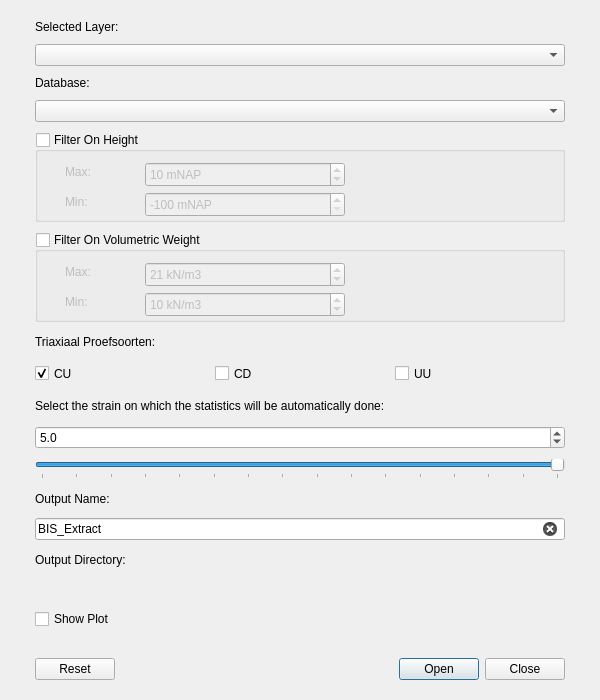
Old version of the form db_connect_dialog_base.ui in the repository KRS-dev/proeven_verzameling_plugin.
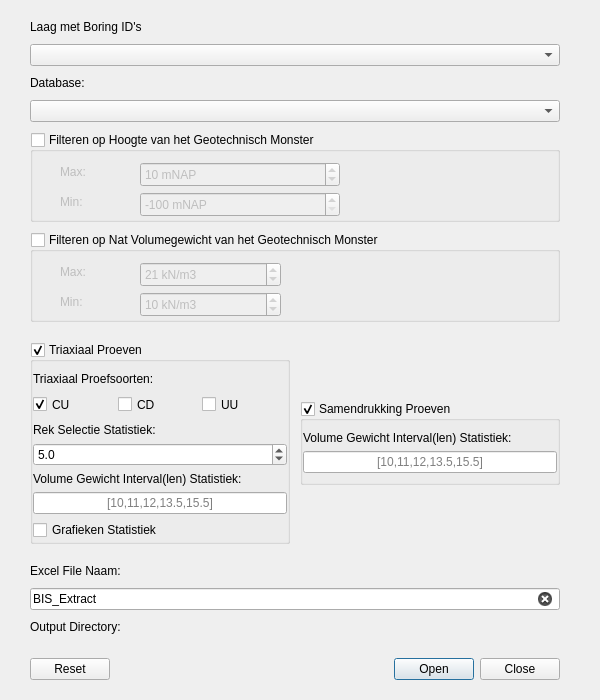
New version of the form. Custom widgets are drawn as their Qt base class.

Patch:
```diff
--- a/db_connect_dialog_base.ui
+++ b/db_connect_dialog_base.ui
@@ -22,7 +22,7 @@
   <widget class="QFrame" name="verticalFrame">
    <property name="geometry">
     <rect>
-     <x>25</x>
+     <x>20</x>
      <y>10</y>
      <width>550</width>
      <height>680</height>
@@ -34,7 +34,7 @@
      <verstretch>1</verstretch>
     </sizepolicy>
    </property>
-   <layout class="QVBoxLayout" name="verticalLayout" stretch="0,1,0,0,1,1,1,1,1,1,1,1,1,1,1,1,1">
+   <layout class="QVBoxLayout" name="verticalLayout" stretch="0,1,0,0,1,1,0,1,1,1,1,1,1">
     <property name="spacing">
      <number>10</number>
     </property>
@@ -53,12 +53,16 @@
     <item>
      <widget class="QLabel" name="label_10">
       <property name="text">
-       <string>Selected Layer:</string>
+       <string>Laag met Boring ID's</string>
       </property>
      </widget>
     </item>
     <item>
-     <widget class="QgsMapLayerComboBox" name="cmb_layers"/>
+     <widget class="QgsMapLayerComboBox" name="cmb_layers">
+      <property name="toolTip">
+       <string>Selecteer hier de laag waarin Boor Locatie ID's (loc_id) te vinden zijn.</string>
+      </property>
+     </widget>
     </item>
     <item>
      <widget class="QLabel" name="label_9">
@@ -70,11 +74,15 @@
     <item>
      <layout class="QHBoxLayout" name="horizontalLayout_2">
       <item>
-       <widget class="QComboBox" name="cmb_databases"/>
+       <widget class="QComboBox" name="cmb_databases">
+        <property name="toolTip">
+         <string>Selecteer hier verwijzing naar de BIS database.</string>
+        </property>
+       </widget>
       </item>
      </layout>
     </item>
-    <item>
+    <item alignment="Qt::AlignVCenter">
      <widget class="QgsCollapsibleGroupBox" name="cb_filterOnHeight">
       <property name="sizePolicy">
        <sizepolicy hsizetype="Preferred" vsizetype="Preferred">
@@ -95,7 +103,7 @@
        </size>
       </property>
       <property name="title">
-       <string>Filter On Height</string>
+       <string>Filteren op Hoogte van het Geotechnisch Monster</string>
       </property>
       <property name="checkable">
        <bool>true</bool>
@@ -181,7 +189,7 @@
       </widget>
      </widget>
     </item>
-    <item>
+    <item alignment="Qt::AlignVCenter">
      <widget class="QgsCollapsibleGroupBox" name="cb_filterOnVolumetricWeight">
       <property name="sizePolicy">
        <sizepolicy hsizetype="Preferred" vsizetype="Preferred">
@@ -202,7 +210,7 @@
        </size>
       </property>
       <property name="title">
-       <string>Filter On Volumetric Weight</string>
+       <string>Filteren op Nat Volumegewicht van het Geotechnisch Monster</string>
       </property>
       <property name="checkable">
        <bool>true</bool>
@@ -221,7 +229,7 @@
         <rect>
          <x>110</x>
          <y>30</y>
-         <width>200</width>
+         <width>141</width>
          <height>25</height>
         </rect>
        </property>
@@ -243,7 +251,7 @@
         <rect>
          <x>110</x>
          <y>60</y>
-         <width>200</width>
+         <width>141</width>
          <height>25</height>
         </rect>
        </property>
@@ -289,6 +297,47 @@
      </widget>
     </item>
     <item>
+     <layout class="QHBoxLayout" name="horizontalLayout_3">
+      <property name="leftMargin">
+       <number>0</number>
+      </property>
+      <property name="topMargin">
+       <number>10</number>
+      </property>
+      <property name="rightMargin">
+       <number>0</number>
+      </property>
+      <property name="bottomMargin">
+       <number>10</number>
+      </property>
+      <item>
+       <widget class="QGroupBox" name="verticalGroupBox">
+        <property name="toolTip">
+         <string>Selecteer als u de Triaxiaal proeven wilt opvragen.</string>
+        </property>
+        <property name="title">
+         <string>Triaxiaal Proeven</string>
+        </property>
+        <property name="checkable">
+         <bool>true</bool>
+        </property>
+        <layout class="QVBoxLayout" name="verticalLayout_3">
+         <property name="sizeConstraint">
+          <enum>QLayout::SetDefaultConstraint</enum>
+         </property>
+         <property name="leftMargin">
+          <number>0</number>
+         </property>
+         <property name="topMargin">
+          <number>10</number>
+         </property>
+         <property name="rightMargin">
+          <number>0</number>
+         </property>
+         <property name="bottomMargin">
+          <number>1</number>
+         </property>
+         <item>
      <widget class="QLabel" name="label">
       <property name="text">
        <string>Triaxiaal Proefsoorten:</string>
@@ -297,6 +346,9 @@
     </item>
     <item>
      <layout class="QHBoxLayout" name="horizontalLayout">
+           <property name="spacing">
+            <number>0</number>
+           </property>
       <property name="sizeConstraint">
        <enum>QLayout::SetDefaultConstraint</enum>
       </property>
@@ -365,15 +417,10 @@
     <item>
      <widget class="QLabel" name="label_2">
       <property name="text">
-       <string>Select the strain on which the statistics will be automatically done:</string>
-      </property>
-      <property name="buddy">
-       <cstring>sb_strain</cstring>
+            <string>Rek Selectie Statistiek:</string>
       </property>
      </widget>
     </item>
-    <item>
-     <layout class="QVBoxLayout" name="verticalLayout_2">
       <item>
        <widget class="QDoubleSpinBox" name="sb_strain">
         <property name="locale">
@@ -394,46 +441,137 @@
        </widget>
       </item>
       <item>
-       <widget class="QSlider" name="hs_strain">
-        <property name="locale">
-         <locale language="English" country="UnitedKingdom"/>
-        </property>
-        <property name="inputMethodHints">
-         <set>Qt::ImhDigitsOnly</set>
-        </property>
-        <property name="minimum">
-         <number>0</number>
-        </property>
-        <property name="maximum">
-         <number>15</number>
-        </property>
-        <property name="singleStep">
-         <number>1</number>
-        </property>
-        <property name="pageStep">
-         <number>5</number>
-        </property>
-        <property name="value">
-         <number>15</number>
-        </property>
-        <property name="sliderPosition">
-         <number>15</number>
-        </property>
-        <property name="tracking">
-         <bool>false</bool>
-        </property>
-        <property name="orientation">
-         <enum>Qt::Horizontal</enum>
-        </property>
-        <property name="invertedAppearance">
+          <widget class="QLabel" name="label_12">
+           <property name="sizePolicy">
+            <sizepolicy hsizetype="Preferred" vsizetype="Fixed">
+             <horstretch>0</horstretch>
+             <verstretch>0</verstretch>
+            </sizepolicy>
+           </property>
+           <property name="toolTip">
+            <string>Vul hier in over welke intervallen je statistische analyses wil maken.</string>
+           </property>
+           <property name="text">
+            <string>Volume Gewicht Interval(len) Statistiek:</string>
+           </property>
+          </widget>
+         </item>
+         <item>
+          <widget class="QLineEdit" name="le_vg_trx">
+           <property name="sizePolicy">
+            <sizepolicy hsizetype="Preferred" vsizetype="Fixed">
+             <horstretch>0</horstretch>
+             <verstretch>0</verstretch>
+            </sizepolicy>
+           </property>
+           <property name="toolTip">
+            <string>Vul de interval(len) in waarover je statistische analyses</string>
+           </property>
+           <property name="inputMask">
+            <string/>
+           </property>
+           <property name="text">
+            <string/>
+           </property>
+           <property name="maxLength">
+            <number>32767</number>
+           </property>
+           <property name="alignment">
+            <set>Qt::AlignCenter</set>
+           </property>
+           <property name="placeholderText">
+            <string>[10,11,12,13.5,15.5]</string>
+           </property>
+          </widget>
+         </item>
+         <item>
+          <widget class="QCheckBox" name="cb_showPlot">
+           <property name="toolTip">
+            <string>Laat de grafieken voor de berekening van de statistiek zien.</string>
+           </property>
+           <property name="statusTip">
+            <string/>
+           </property>
+           <property name="text">
+            <string>Grafieken Statistiek</string>
+           </property>
+          </widget>
+         </item>
+        </layout>
+       </widget>
+      </item>
+      <item>
+       <widget class="QGroupBox" name="verticalGroupBox_2">
+        <property name="toolTip">
+         <string>Vul hier in over welke intervallen je statistische analyses wil maken.</string>
+        </property>
+        <property name="title">
+         <string>Samendrukking Proeven</string>
+        </property>
+        <property name="flat">
          <bool>false</bool>
         </property>
-        <property name="tickPosition">
-         <enum>QSlider::TicksBelow</enum>
+        <property name="checkable">
+         <bool>true</bool>
         </property>
-        <property name="tickInterval">
-         <number>1</number>
-        </property>
+        <layout class="QVBoxLayout" name="verticalLayout_4">
+         <property name="sizeConstraint">
+          <enum>QLayout::SetMinAndMaxSize</enum>
+         </property>
+         <property name="leftMargin">
+          <number>0</number>
+         </property>
+         <property name="topMargin">
+          <number>10</number>
+         </property>
+         <property name="rightMargin">
+          <number>0</number>
+         </property>
+         <item>
+          <widget class="QLabel" name="label_11">
+           <property name="sizePolicy">
+            <sizepolicy hsizetype="Preferred" vsizetype="Fixed">
+             <horstretch>0</horstretch>
+             <verstretch>0</verstretch>
+            </sizepolicy>
+           </property>
+           <property name="toolTip">
+            <string>Vul hier in over welke intervallen je statistische analyses wil maken.</string>
+           </property>
+           <property name="text">
+            <string>Volume Gewicht Interval(len) Statistiek:</string>
+           </property>
+          </widget>
+         </item>
+         <item>
+          <widget class="QLineEdit" name="le_vg_sdp">
+           <property name="sizePolicy">
+            <sizepolicy hsizetype="Preferred" vsizetype="Fixed">
+             <horstretch>0</horstretch>
+             <verstretch>0</verstretch>
+            </sizepolicy>
+           </property>
+           <property name="toolTip">
+            <string>Vul de interval(len) in waarover je statistische analyses</string>
+           </property>
+           <property name="inputMask">
+            <string/>
+           </property>
+           <property name="text">
+            <string/>
+           </property>
+           <property name="maxLength">
+            <number>32767</number>
+           </property>
+           <property name="alignment">
+            <set>Qt::AlignCenter</set>
+           </property>
+           <property name="placeholderText">
+            <string>[10,11,12,13.5,15.5]</string>
+           </property>
+          </widget>
+         </item>
+        </layout>
        </widget>
       </item>
      </layout>
@@ -441,7 +579,7 @@
     <item>
      <widget class="QLabel" name="label_3">
       <property name="text">
-       <string>Output Name:</string>
+       <string>Excel File Naam:</string>
       </property>
      </widget>
     </item>
@@ -478,13 +616,6 @@
       </property>
      </widget>
     </item>
-    <item>
-     <widget class="QCheckBox" name="cb_showPlot">
-      <property name="text">
-       <string>Show Plot</string>
-      </property>
-     </widget>
-    </item>
     <item>
      <spacer name="verticalSpacer">
       <property name="orientation">
```
Left out of the diff: 34 changed lines with no effect on the pictures. Lines whose indentation alone changed are shown as unchanged.
